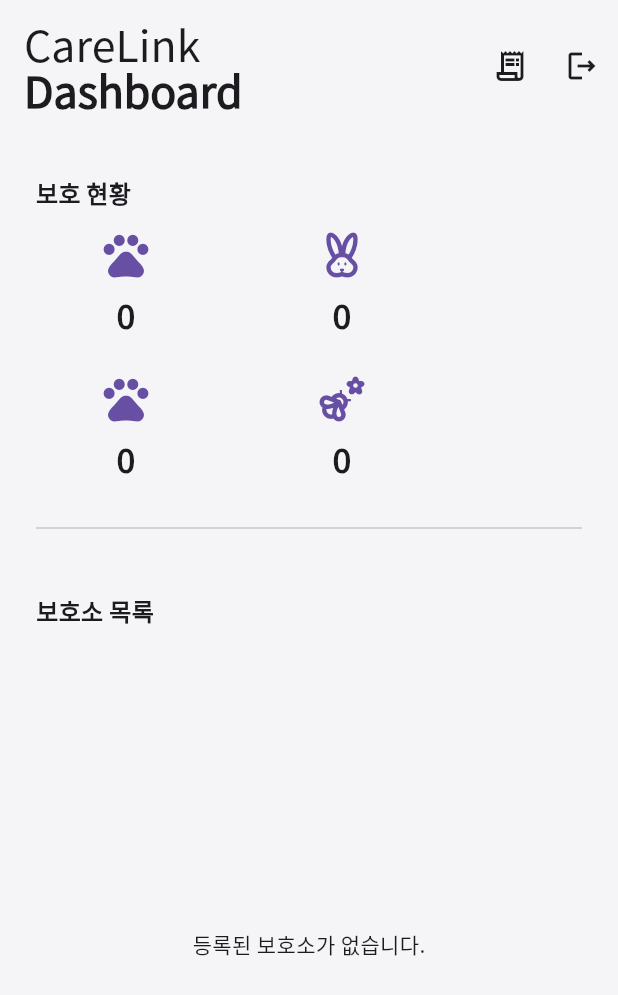
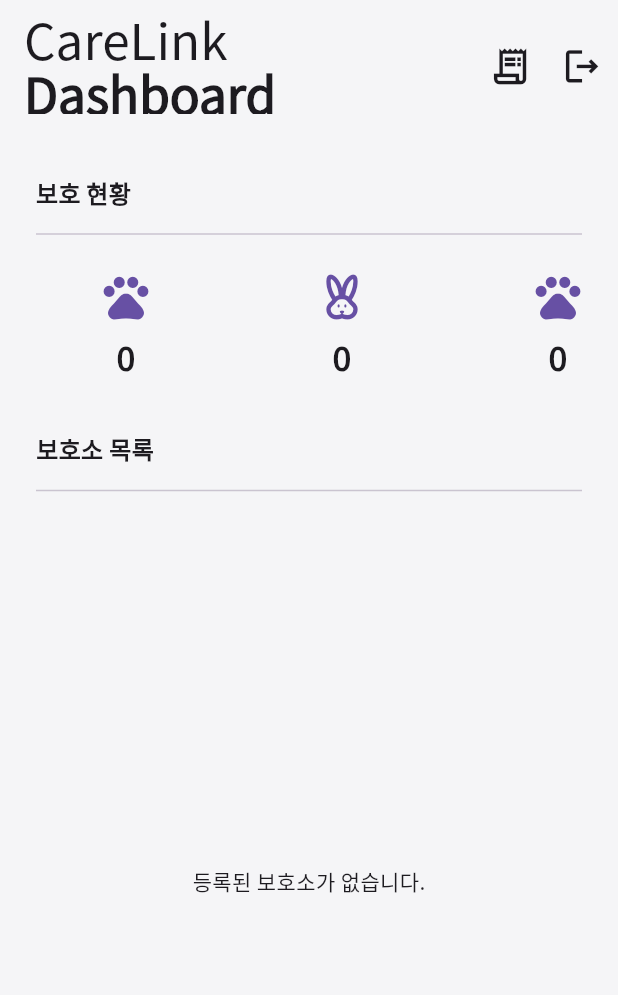
Before and after one commit to jechang-yeon/carelink_app, a Flutter app: the HomeScreen screen opened directly with empty values, on a phone screen of 412 x 824 dp. Shown: the top 995 px of the screen. Run offline on Flutter 3.47's test engine with Material 3 defaults, Android fonts, the light colour scheme and no system bars; our stand-ins replace cloud_firestore, firebase_auth, firebase_core, firebase_storage, google_fonts, image_picker and 2 more; missing offline and left inert: webview_flutter_android, webview_flutter_wkwebview; accounts and stored records are empty.

Commit message:
20251024_02_dashboard_01

```diff
--- a/lib/main.dart
+++ b/lib/main.dart
@@ -42,8 +42,8 @@ class MyApp extends StatelessWidget {
             vertical: 14,
           ),
           labelStyle: const TextStyle(color: Color(0xFF8A8A8E)),
-          prefixIconColor: MaterialStateColor.resolveWith(
-                (states) => states.contains(MaterialState.focused)
+          prefixIconColor: WidgetStateColor.resolveWith(
+                (states) => states.contains(WidgetState.focused)
                 ? const Color(0xFFFF7A00)
                 : const Color(0xFF8A8A8E),
           ),
--- a/lib/models/shelter.dart
+++ b/lib/models/shelter.dart
@@ -9,6 +9,7 @@ class Shelter {
   final double? longitude;     // 경도
   final String status;
   final String managerUid;
+  final String managerContact;
   final List<String> staffUids;
   final Timestamp createdAt;
 
@@ -21,6 +22,7 @@ class Shelter {
     this.longitude,
     required this.status,
     required this.managerUid,
+    this.managerContact = '',
     required this.staffUids,
     required this.createdAt,
   });
@@ -36,6 +38,7 @@ class Shelter {
       longitude: (data['longitude'] as num?)?.toDouble(),
       status: data['status'] ?? '운영중',
       managerUid: data['managerUid'] ?? '',
+      managerContact: data['managerContact'] ?? '',
       staffUids: List<String>.from(data['staffUids'] ?? []),
       createdAt: data['createdAt'] ?? Timestamp.now(),
     );
--- a/lib/screens/home/home_screen.dart
+++ b/lib/screens/home/home_screen.dart
@@ -67,14 +67,17 @@ class _HomeScreenState extends State<HomeScreen> {
 
   Scaffold _buildMobileLayout(BuildContext context) {
     final Color titleColor = _resolveDashboardTitleColor(context);
+    final double baseIconSize = Theme.of(context).iconTheme.size ?? 24;
+    final double scaledIconSize = baseIconSize * 1.2;
     return Scaffold(
       appBar: AppBar(
         backgroundColor: Colors.transparent,
         elevation: 0,
         scrolledUnderElevation: 0,
         toolbarHeight: kToolbarHeight + 20.0,
-        iconTheme: IconThemeData(color: titleColor),
-        actionsIconTheme: IconThemeData(color: titleColor),
+        iconTheme: IconThemeData(color: titleColor, size: scaledIconSize),
+        actionsIconTheme:
+        IconThemeData(color: titleColor, size: scaledIconSize),
         title: Padding(
           padding: const EdgeInsets.only(top: 12.0),
           child: _buildDashboardAppBarTitle(context),
@@ -162,7 +165,7 @@ class _HomeScreenState extends State<HomeScreen> {
         theme.textTheme.titleLarge ??
         const TextStyle(fontSize: 20, fontWeight: FontWeight.w600);
     final double baseFontSize = baseStyle.fontSize ?? 20;
-    final double scaledFontSize = baseFontSize * 1.3;
+    final double scaledFontSize = baseFontSize * 1.5;
 
     return Text.rich(
       TextSpan(
@@ -265,22 +268,24 @@ class _HomeScreenState extends State<HomeScreen> {
           padding: const EdgeInsets.symmetric(horizontal: 24.0),
           child: _buildProtectionOverviewSection(context),
         ),
-        const SizedBox(height: 24),
-        Padding(
-          padding: const EdgeInsets.symmetric(horizontal: 24.0),
-          child: Divider(
-            color: Theme.of(context).colorScheme.outlineVariant,
-          ),
-        ),
         const SizedBox(height: 36),
         Padding(
           padding: const EdgeInsets.symmetric(horizontal: 24.0),
-          child: const Text(
+          child: Column(
+            crossAxisAlignment: CrossAxisAlignment.start,
+            children: [
+              const Text(
                 '보호소 목록',
                 style: TextStyle(
                   fontSize: 16,
                   fontWeight: FontWeight.bold,
                 ),
+              ),
+              const SizedBox(height: 8),
+              Divider(
+                color: Theme.of(context).colorScheme.outlineVariant,
+              ),
+            ],
           ),
         ),
         const SizedBox(height: 16),
@@ -318,6 +323,20 @@ class _HomeScreenState extends State<HomeScreen> {
                     final shelter = state.shelters[index];
                     final bool canManage = widget.user.role == 'SystemAdmin' ||
                         widget.user.role == 'AreaManager';
+                    final String addressLine = [
+                      shelter.address.trim(),
+                      shelter.addressDetail.trim(),
+                    ].where((segment) => segment.isNotEmpty).join(' ');
+                    final String managerUid = shelter.managerUid.trim();
+                    final String managerContact =
+                    shelter.managerContact.trim();
+                    final List<String> managerSegments = [
+                      if (managerUid.isNotEmpty) '관리자 UID $managerUid',
+                      if (managerContact.isNotEmpty)
+                        '연락처 $managerContact',
+                    ];
+                    final String managerLine = managerSegments.join(' · ');
+
                     return InkWell(
                       onTap: () {
                         Navigator.of(context).push(
@@ -350,12 +369,14 @@ class _HomeScreenState extends State<HomeScreen> {
                                       fontWeight: FontWeight.bold,
                                     ),
                                   ),
+                                  if (addressLine.isNotEmpty) ...[
                                     const SizedBox(height: 6),
-                                  Text('주소: ${shelter.address}'),
-                                  Text('상세 주소: ${shelter.addressDetail}'),
-                                  const SizedBox(height: 4),
-                                  Text('상태: ${shelter.status}'),
-                                  Text('관리자 UID: ${shelter.managerUid}'),
+                                    Text(addressLine),
+                                  ],
+                                  if (managerLine.isNotEmpty) ...[
+                                    const SizedBox(height: 6),
+                                    Text(managerLine),
+                                  ],
                                 ],
                               ),
                             ),
@@ -462,31 +483,33 @@ class _HomeScreenState extends State<HomeScreen> {
 
         String formatCount(int value) => formatter.format(value);
 
-        final Color defaultIconColor = theme.colorScheme.primary;
         final List<_ProtectionMetric> metrics = [
-          _ProtectionMetric.icon(
-            icon: Icons.pets,
+          _ProtectionMetric(
             semanticLabel: '총 보호 동물',
             value: formatCount(statistics.total),
-            iconColor: defaultIconColor,
+            iconBuilder: (double size, Color color) =>
+                Icon(Icons.pets, size: size, color: color),
           ),
-          _ProtectionMetric.icon(
-            icon: Icons.cruelty_free_outlined,
+          _ProtectionMetric(
             semanticLabel: '강아지',
             value: formatCount(statistics.dogs),
-            iconColor: defaultIconColor,
+            iconBuilder: (double size, Color color) =>
+                Icon(Icons.cruelty_free_outlined, size: size, color: color),
           ),
-          _ProtectionMetric.icon(
-            icon: Icons.pets_outlined,
+          _ProtectionMetric(
             semanticLabel: '고양이',
             value: formatCount(statistics.cats),
-            iconColor: defaultIconColor,
+            iconBuilder: (double size, Color color) =>
+                Icon(Icons.pets_outlined, size: size, color: color),
           ),
-          _ProtectionMetric.icon(
-            icon: Icons.emoji_nature_outlined,
+          _ProtectionMetric(
             semanticLabel: '기타 동물',
             value: formatCount(statistics.others),
-            iconColor: defaultIconColor,
+            iconBuilder: (double size, Color color) => Icon(
+              Icons.emoji_nature_outlined,
+              size: size,
+              color: color,
+            ),
           ),
         ];
 
@@ -499,7 +522,11 @@ class _HomeScreenState extends State<HomeScreen> {
                 fontWeight: FontWeight.w700,
               ),
             ),
-            const SizedBox(height: 12),
+            const SizedBox(height: 8),
+            Divider(
+              color: theme.colorScheme.outlineVariant,
+            ),
+            const SizedBox(height: 16),
             if (isLoading) ...[
               const LinearProgressIndicator(),
               const SizedBox(height: 12),
@@ -514,18 +541,10 @@ class _HomeScreenState extends State<HomeScreen> {
                   ),
                 ),
               ),
-            Wrap(
-              spacing: 24,
-              runSpacing: 24,
-              children: metrics
-                  .map(
-                    (metric) => _ProtectionMetricTile(
-                  metric: metric,
+            _ProtectionMetricsRow(
+              metrics: metrics,
               textTheme: textTheme,
-                  iconColor: theme.colorScheme.primary,
-                ),
-              )
-                  .toList(),
+              defaultIconColor: theme.colorScheme.primary,
             ),
           ],
         );
@@ -534,61 +553,81 @@ class _HomeScreenState extends State<HomeScreen> {
   }
 }
 
+class _ProtectionMetricsRow extends StatelessWidget {
+  const _ProtectionMetricsRow({
+    required this.metrics,
+    required this.textTheme,
+    required this.defaultIconColor,
+  });
+
+  final List<_ProtectionMetric> metrics;
+  final TextTheme textTheme;
+  final Color defaultIconColor;
+
+  @override
+  Widget build(BuildContext context) {
+    const double minTileWidth = 120;
+    const double itemSpacing = 24;
+
+    return LayoutBuilder(
+      builder: (BuildContext context, BoxConstraints constraints) {
+        final double maxWidth = constraints.maxWidth;
+        final double requiredWidth = metrics.length * minTileWidth +
+            (metrics.length - 1) * itemSpacing;
+
+        if (maxWidth.isFinite && maxWidth >= requiredWidth) {
+          return Row(
+            crossAxisAlignment: CrossAxisAlignment.start,
+            children: [
+              for (int index = 0; index < metrics.length; index++) ...[
+                Expanded(
+                  child: _ProtectionMetricTile(
+                    metric: metrics[index],
+                    textTheme: textTheme,
+                    iconColor: defaultIconColor,
+                    expand: true,
+                    minWidth: minTileWidth,
+                  ),
+                ),
+                if (index != metrics.length - 1)
+                  const SizedBox(width: itemSpacing),
+              ],
+            ],
+          );
+        }
+
+        return SingleChildScrollView(
+          scrollDirection: Axis.horizontal,
+          child: Row(
+            children: [
+              for (int index = 0; index < metrics.length; index++) ...[
+                _ProtectionMetricTile(
+                  metric: metrics[index],
+                  textTheme: textTheme,
+                  iconColor: defaultIconColor,
+                  minWidth: minTileWidth,
+                ),
+                if (index != metrics.length - 1)
+                  const SizedBox(width: itemSpacing),
+              ],
+            ],
+          ),
+        );
+      },
+    );
+  }
+}
+
 class _ProtectionMetric {
-  const _ProtectionMetric._({
+  const _ProtectionMetric({
     required this.value,
     required this.semanticLabel,
-    this.icon,
-    this.iconColor,
-    this.iconSize,
-    this.assetPath,
-    this.assetColor,
-    this.assetWidth,
-    this.assetHeight,
-  }) : assert(
-  icon != null || assetPath != null,
-  'icon 또는 assetPath 중 하나는 필수입니다.',
-  );
+    required this.iconBuilder,
+  });
 
-  const _ProtectionMetric.icon({
-    required IconData icon,
-    required String semanticLabel,
-    required String value,
-    Color? iconColor,
-    double? iconSize,
-  }) : this._(
-    icon: icon,
-    value: value,
-    semanticLabel: semanticLabel,
-    iconColor: iconColor,
-    iconSize: iconSize,
-  );
-
-  const _ProtectionMetric.asset({
-    required String assetPath,
-    required String semanticLabel,
-    required String value,
-    Color? assetColor,
-    double? assetWidth,
-    double? assetHeight,
-  }) : this._(
-    assetPath: assetPath,
-    value: value,
-    semanticLabel: semanticLabel,
-    assetColor: assetColor,
-    assetWidth: assetWidth,
-    assetHeight: assetHeight,
-  );
-
-  final IconData? icon;
-  final Color? iconColor;
-  final double? iconSize;
   final String value;
   final String semanticLabel;
-  final String? assetPath;
-  final Color? assetColor;
-  final double? assetWidth;
-  final double? assetHeight;
+  final Widget Function(double size, Color color) iconBuilder;
 }
 
 class _ProtectionMetricTile extends StatelessWidget {
@@ -596,37 +635,22 @@ class _ProtectionMetricTile extends StatelessWidget {
     required this.metric,
     required this.textTheme,
     required this.iconColor,
+    this.minWidth = 120,
+    this.expand = false,
   });
 
   final _ProtectionMetric metric;
   final TextTheme textTheme;
   final Color iconColor;
+  final double minWidth;
+  final bool expand;
 
   @override
   Widget build(BuildContext context) {
-    final double resolvedIconSize = metric.iconSize ?? 36;
-    final Widget iconWidget;
-    if (metric.assetPath != null) {
-      iconWidget = Image.asset(
-        metric.assetPath!,
-        width: metric.assetWidth ?? resolvedIconSize,
-        height: metric.assetHeight ?? resolvedIconSize,
-        color: metric.assetColor,
-      );
-    } else {
-      iconWidget = Icon(
-        metric.icon,
-        color: metric.iconColor ?? iconColor,
-        size: resolvedIconSize,
-      );
-    }
+    const double resolvedIconSize = 36;
+    final Widget iconWidget = metric.iconBuilder(resolvedIconSize, iconColor);
 
-    return Semantics(
-      label: metric.semanticLabel,
-      value: metric.value,
-      child: SizedBox(
-        width: 120,
-        child: Column(
+    final Widget content = Column(
       mainAxisSize: MainAxisSize.min,
       crossAxisAlignment: CrossAxisAlignment.center,
       children: [
@@ -640,8 +664,22 @@ class _ProtectionMetricTile extends StatelessWidget {
           ),
         ),
       ],
+    );
+
+    final Widget wrappedContent = expand
+        ? Align(
+      alignment: Alignment.center,
+      child: ConstrainedBox(
+        constraints: BoxConstraints(minWidth: minWidth),
+        child: content,
       ),
-      ),
+    )
+        : SizedBox(width: minWidth, child: content);
+
+    return Semantics(
+      label: metric.semanticLabel,
+      value: metric.value,
+      child: wrappedContent,
     );
   }
 }
--- a/lib/screens/shelter/add_shelter_screen.dart
+++ b/lib/screens/shelter/add_shelter_screen.dart
@@ -55,6 +55,7 @@ class _AddShelterScreenState extends State<AddShelterScreen> {
           'status': _status,
           'createdAt': Timestamp.now(),
           'managerUid': '',
+          'managerContact': '',
           'staffUids': [],
         });
 
@@ -201,7 +202,6 @@ class _AddShelterScreenState extends State<AddShelterScreen> {
           controller: detailController,
           decoration: const InputDecoration(
             labelText: '상세 주소',
-            hintText: '동, 호수 등',
             prefixIcon: Icon(Icons.location_on_outlined),
           ),
         ),
--- a/lib/screens/shelter/edit_shelter_screen.dart
+++ b/lib/screens/shelter/edit_shelter_screen.dart
@@ -19,6 +19,7 @@ class _EditShelterScreenState extends State<EditShelterScreen> {
   late TextEditingController _nameController;
   late TextEditingController _addressController;
   late TextEditingController _addressDetailController;
+  late TextEditingController _managerContactController;
   late String _status;
   bool _isLoading = false;
 
@@ -37,6 +38,8 @@ class _EditShelterScreenState extends State<EditShelterScreen> {
     _addressController = TextEditingController(text: widget.shelter.address);
     _addressDetailController =
         TextEditingController(text: widget.shelter.addressDetail);
+    _managerContactController =
+        TextEditingController(text: widget.shelter.managerContact);
     _status = widget.shelter.status;
     _latitude = widget.shelter.latitude;
     _longitude = widget.shelter.longitude;
@@ -62,6 +65,7 @@ class _EditShelterScreenState extends State<EditShelterScreen> {
     _nameController.dispose();
     _addressController.dispose();
     _addressDetailController.dispose();
+    _managerContactController.dispose();
     super.dispose();
   }
 
@@ -92,6 +96,7 @@ class _EditShelterScreenState extends State<EditShelterScreen> {
           'longitude': _longitude,
           'status': _status,
           'managerUid': _selectedManagerUid ?? '',
+          'managerContact': _managerContactController.text.trim(),
           'staffUids': _selectedStaffUids,
         });
 
@@ -227,6 +232,16 @@ class _EditShelterScreenState extends State<EditShelterScreen> {
                           _status = value!;
                         },
                       ),
+                      const SizedBox(height: 16),
+                      TextFormField(
+                        controller: _managerContactController,
+                        keyboardType: TextInputType.phone,
+                        decoration: const InputDecoration(
+                          labelText: '관리자 연락처',
+                          hintText: '예: 010-1234-5678',
+                          prefixIcon: Icon(Icons.phone_outlined),
+                        ),
+                      ),
                     ],
                   ),
                 ),
```
Lines whose indentation alone changed are shown as unchanged.
